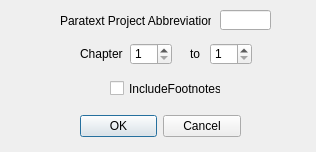
The window that ParatextChapSelection.ui (rmlockwood/FLExTrans) describes before a commit, drawn with Qt 5.
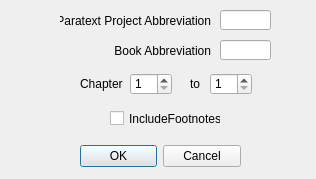
The same window after the commit.

The edit to the form file:
```diff
--- a/ParatextChapSelection.ui
+++ b/ParatextChapSelection.ui
@@ -7,7 +7,7 @@
     <x>0</x>
     <y>0</y>
     <width>316</width>
-    <height>152</height>
+    <height>179</height>
    </rect>
   </property>
   <property name="windowTitle">
@@ -17,7 +17,7 @@
    <property name="geometry">
     <rect>
      <x>80</x>
-     <y>110</y>
+     <y>140</y>
      <width>161</width>
      <height>32</height>
     </rect>
@@ -41,12 +41,15 @@
    <property name="text">
     <string>Paratext Project Abbreviation</string>
    </property>
+   <property name="alignment">
+    <set>Qt::AlignRight|Qt::AlignTrailing|Qt::AlignVCenter</set>
+   </property>
   </widget>
   <widget class="QLabel" name="label_2">
    <property name="geometry">
     <rect>
      <x>80</x>
-     <y>43</y>
+     <y>73</y>
      <width>51</width>
      <height>21</height>
     </rect>
@@ -59,7 +62,7 @@
    <property name="geometry">
     <rect>
      <x>210</x>
-     <y>43</y>
+     <y>73</y>
      <width>42</width>
      <height>22</height>
     </rect>
@@ -85,7 +88,7 @@
    <property name="geometry">
     <rect>
      <x>190</x>
-     <y>43</y>
+     <y>73</y>
      <width>21</width>
      <height>21</height>
     </rect>
@@ -98,7 +101,7 @@
    <property name="geometry">
     <rect>
      <x>130</x>
-     <y>43</y>
+     <y>73</y>
      <width>42</width>
      <height>22</height>
     </rect>
@@ -114,7 +117,7 @@
    <property name="geometry">
     <rect>
      <x>110</x>
-     <y>80</y>
+     <y>110</y>
      <width>111</width>
      <height>17</height>
     </rect>
@@ -123,6 +126,32 @@
     <string>IncludeFootnotes</string>
    </property>
   </widget>
+  <widget class="QLabel" name="label_4">
+   <property name="geometry">
+    <rect>
+     <x>60</x>
+     <y>40</y>
+     <width>151</width>
+     <height>21</height>
+    </rect>
+   </property>
+   <property name="text">
+    <string>Book Abbreviation</string>
+   </property>
+   <property name="alignment">
+    <set>Qt::AlignRight|Qt::AlignTrailing|Qt::AlignVCenter</set>
+   </property>
+  </widget>
+  <widget class="QLineEdit" name="ptxProjAbbrevLineEdit_2">
+   <property name="geometry">
+    <rect>
+     <x>220</x>
+     <y>40</y>
+     <width>51</width>
+     <height>20</height>
+    </rect>
+   </property>
+  </widget>
  </widget>
  <resources/>
  <connections>
```
